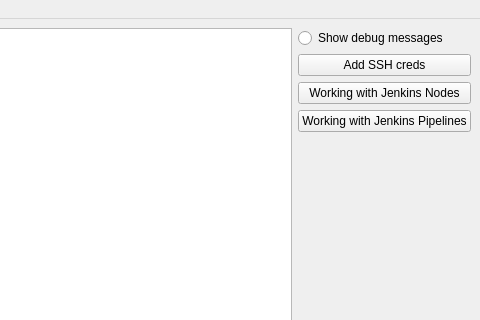
Above: src/jenkinsTools/ux/main.ui from clockworksspheres/jenkinsTools before the change; both pictures show x 320 to 800 and y 0 to 320 of the 800 by 600 pixel window. Below: the same form after it.
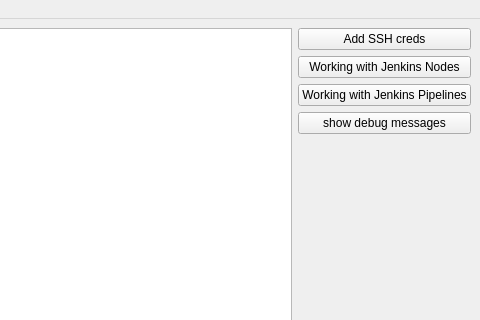
That is the form after the change.

Commit message: changed show debug radio button to a push button

```diff
--- a/src/jenkinsTools/ux/main.ui
+++ b/src/jenkinsTools/ux/main.ui
@@ -15,48 +15,24 @@
   </property>
   <widget class="QWidget" name="centralwidget">
    <layout class="QGridLayout" name="gridLayout">
-    <item row="5" column="1">
-     <widget class="QPushButton" name="quitPushButton">
-      <property name="text">
-       <string>Quit</string>
-      </property>
-     </widget>
-    </item>
-    <item row="3" column="1">
+    <item row="2" column="1">
      <widget class="QPushButton" name="pipelinesPushButton">
       <property name="text">
        <string>Working with Jenkins Pipelines</string>
       </property>
      </widget>
     </item>
-    <item row="2" column="1">
+    <item row="0" column="0" rowspan="7">
+     <widget class="QTextBrowser" name="textBrowser"/>
+    </item>
+    <item row="1" column="1">
      <widget class="QPushButton" name="nodesPushButton">
       <property name="text">
        <string>Working with Jenkins Nodes</string>
       </property>
      </widget>
     </item>
-    <item row="1" column="1">
-     <widget class="QPushButton" name="sshCredsPushButton">
-      <property name="sizePolicy">
-       <sizepolicy hsizetype="Minimum" vsizetype="Fixed">
-        <horstretch>0</horstretch>
-        <verstretch>0</verstretch>
-       </sizepolicy>
-      </property>
-      <property name="text">
-       <string>Add SSH creds</string>
-      </property>
-     </widget>
-    </item>
-    <item row="0" column="1">
-     <widget class="QRadioButton" name="radioButton">
-      <property name="text">
-       <string>Show debug messages</string>
-      </property>
-     </widget>
-    </item>
-    <item row="4" column="1">
+    <item row="5" column="1">
      <spacer name="verticalSpacer">
       <property name="orientation">
        <enum>Qt::Orientation::Vertical</enum>
@@ -69,8 +45,32 @@
       </property>
      </spacer>
     </item>
-    <item row="0" column="0" rowspan="6">
-     <widget class="QTextBrowser" name="textBrowser"/>
+    <item row="0" column="1">
+     <widget class="QPushButton" name="sshCredsPushButton">
+      <property name="sizePolicy">
+       <sizepolicy hsizetype="Minimum" vsizetype="Fixed">
+        <horstretch>0</horstretch>
+        <verstretch>0</verstretch>
+       </sizepolicy>
+      </property>
+      <property name="text">
+       <string>Add SSH creds</string>
+      </property>
+     </widget>
+    </item>
+    <item row="6" column="1">
+     <widget class="QPushButton" name="quitPushButton">
+      <property name="text">
+       <string>Quit</string>
+      </property>
+     </widget>
+    </item>
+    <item row="3" column="1">
+     <widget class="QPushButton" name="debugPushButton">
+      <property name="text">
+       <string>show debug messages</string>
+      </property>
+     </widget>
     </item>
    </layout>
   </widget>
```
The commit also changes 2 other files.
